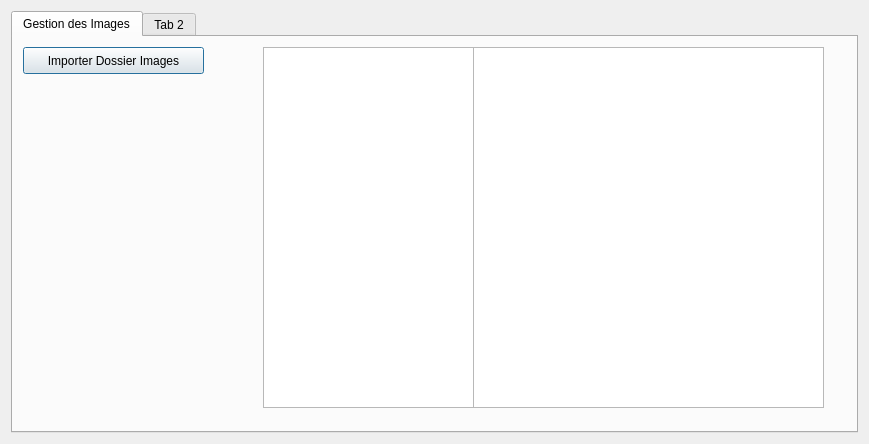
The window that editeur.ui (Txikilinux/leterrier-mulot) describes before a commit, drawn with Qt 5.
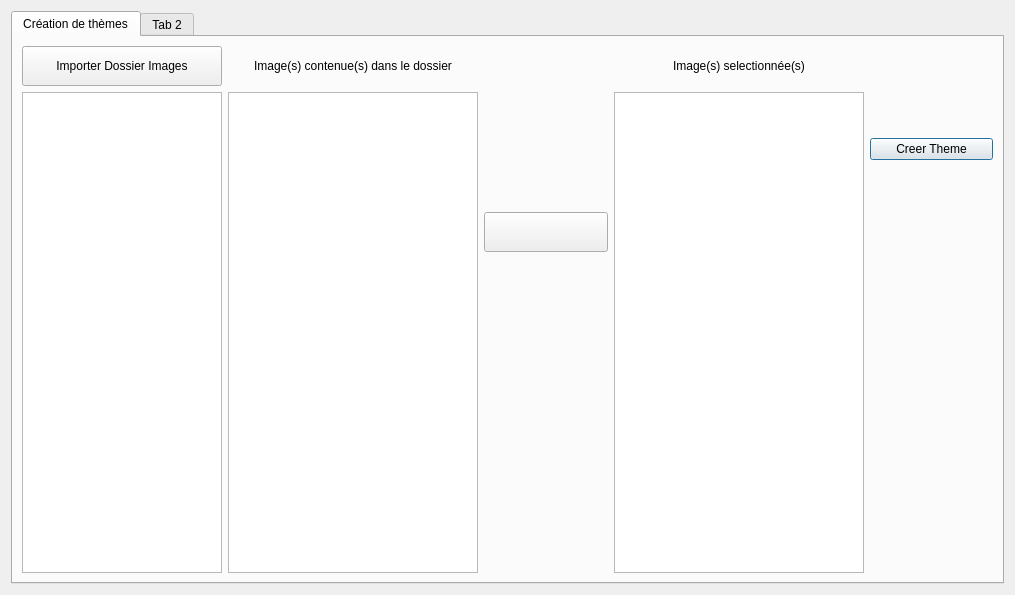
The same window after the commit. Icons and pictures are not drawn.

Commit message: [Editeur] Selection d'image checkable et remplissage d'une ListWidget en fonction

The edit to the form file:
```diff
--- a/editeur.ui
+++ b/editeur.ui
@@ -6,8 +6,8 @@
    <rect>
     <x>0</x>
     <y>0</y>
-    <width>869</width>
-    <height>444</height>
+    <width>1015</width>
+    <height>595</height>
    </rect>
   </property>
   <property name="windowTitle">
@@ -22,21 +22,62 @@
        <verstretch>0</verstretch>
       </sizepolicy>
      </property>
+     <property name="tabPosition">
+      <enum>QTabWidget::North</enum>
+     </property>
+     <property name="tabShape">
+      <enum>QTabWidget::Rounded</enum>
+     </property>
      <property name="currentIndex">
       <number>0</number>
      </property>
-     <widget class="QWidget" name="tabGestionImage">
+     <property name="elideMode">
+      <enum>Qt::ElideNone</enum>
+     </property>
+     <property name="documentMode">
+      <bool>false</bool>
+     </property>
+     <property name="tabsClosable">
+      <bool>false</bool>
+     </property>
+     <widget class="QWidget" name="tabCreationThemes">
       <attribute name="title">
-       <string>Gestion des Images</string>
+       <string>Création de thèmes</string>
       </attribute>
+      <layout class="QGridLayout" name="gridLayout">
+       <item row="0" column="4" rowspan="4">
+        <spacer name="verticalSpacer">
+         <property name="orientation">
+          <enum>Qt::Vertical</enum>
+         </property>
+         <property name="sizeHint" stdset="0">
+          <size>
+           <width>67</width>
+           <height>160</height>
+          </size>
+         </property>
+        </spacer>
+       </item>
+       <item row="0" column="6" rowspan="2">
+        <spacer name="verticalSpacer_4">
+         <property name="orientation">
+          <enum>Qt::Vertical</enum>
+         </property>
+         <property name="sizeHint" stdset="0">
+          <size>
+           <width>100</width>
+           <height>75</height>
+          </size>
+         </property>
+        </spacer>
+       </item>
+       <item row="1" column="0" rowspan="5">
       <widget class="QTreeWidget" name="treeWidget">
-       <property name="geometry">
-        <rect>
-         <x>250</x>
-         <y>10</y>
-         <width>211</width>
-         <height>361</height>
-        </rect>
+         <property name="maximumSize">
+          <size>
+           <width>200</width>
+           <height>16777215</height>
+          </size>
        </property>
        <property name="contextMenuPolicy">
         <enum>Qt::CustomContextMenu</enum>
@@ -62,29 +103,156 @@
         </property>
        </column>
       </widget>
+       </item>
+       <item row="1" column="2" rowspan="5">
       <widget class="QListWidget" name="listWidget">
-       <property name="geometry">
-        <rect>
-         <x>460</x>
-         <y>10</y>
-         <width>351</width>
-         <height>361</height>
-        </rect>
-       </property>
-      </widget>
+         <property name="maximumSize">
+          <size>
+           <width>250</width>
+           <height>16777215</height>
+          </size>
+         </property>
+         <property name="contextMenuPolicy">
+          <enum>Qt::CustomContextMenu</enum>
+         </property>
+         <property name="acceptDrops">
+          <bool>true</bool>
+         </property>
+        </widget>
+       </item>
+       <item row="1" column="5" rowspan="5">
+        <widget class="QListWidget" name="listWidgetSelection">
+         <property name="maximumSize">
+          <size>
+           <width>250</width>
+           <height>16777215</height>
+          </size>
+         </property>
+         <property name="contextMenuPolicy">
+          <enum>Qt::CustomContextMenu</enum>
+         </property>
+         <property name="acceptDrops">
+          <bool>true</bool>
+         </property>
+        </widget>
+       </item>
+       <item row="2" column="6">
+        <widget class="QPushButton" name="btnCreationtheme">
+         <property name="text">
+          <string>Creer Theme</string>
+         </property>
+        </widget>
+       </item>
+       <item row="3" column="6" rowspan="3">
+        <spacer name="verticalSpacer_3">
+         <property name="orientation">
+          <enum>Qt::Vertical</enum>
+         </property>
+         <property name="sizeHint" stdset="0">
+          <size>
+           <width>100</width>
+           <height>406</height>
+          </size>
+         </property>
+        </spacer>
+       </item>
+       <item row="4" column="4">
+        <widget class="QPushButton" name="btSelection">
+         <property name="minimumSize">
+          <size>
+           <width>70</width>
+           <height>40</height>
+          </size>
+         </property>
+         <property name="text">
+          <string/>
+         </property>
+         <property name="icon">
+          <iconset resource="lib/abuledunetworkaccessmanagerv1/abuledussologinv1.qrc">
+           <normaloff>:/abuledussologinv1/flecheVerte-connexion</normaloff>:/abuledussologinv1/flecheVerte-connexion</iconset>
+         </property>
+        </widget>
+       </item>
+       <item row="5" column="4">
+        <spacer name="verticalSpacer_2">
+         <property name="orientation">
+          <enum>Qt::Vertical</enum>
+         </property>
+         <property name="sizeHint" stdset="0">
+          <size>
+           <width>67</width>
+           <height>308</height>
+          </size>
+         </property>
+        </spacer>
+       </item>
+       <item row="0" column="0">
       <widget class="QPushButton" name="btnImporterDossierImage">
-       <property name="geometry">
-        <rect>
-         <x>10</x>
-         <y>10</y>
-         <width>181</width>
-         <height>27</height>
-        </rect>
+         <property name="sizePolicy">
+          <sizepolicy hsizetype="Minimum" vsizetype="Fixed">
+           <horstretch>0</horstretch>
+           <verstretch>0</verstretch>
+          </sizepolicy>
+         </property>
+         <property name="maximumSize">
+          <size>
+           <width>200</width>
+           <height>40</height>
+          </size>
        </property>
        <property name="text">
         <string>Importer Dossier Images</string>
        </property>
       </widget>
+       </item>
+       <item row="0" column="2">
+        <widget class="QLabel" name="label">
+         <property name="maximumSize">
+          <size>
+           <width>250</width>
+           <height>16777215</height>
+          </size>
+         </property>
+         <property name="frameShape">
+          <enum>QFrame::NoFrame</enum>
+         </property>
+         <property name="frameShadow">
+          <enum>QFrame::Plain</enum>
+         </property>
+         <property name="lineWidth">
+          <number>1</number>
+         </property>
+         <property name="text">
+          <string>Image(s) contenue(s) dans le dossier</string>
+         </property>
+         <property name="alignment">
+          <set>Qt::AlignCenter</set>
+         </property>
+        </widget>
+       </item>
+       <item row="0" column="5">
+        <widget class="QLabel" name="label_2">
+         <property name="maximumSize">
+          <size>
+           <width>250</width>
+           <height>16777215</height>
+          </size>
+         </property>
+         <property name="layoutDirection">
+          <enum>Qt::LeftToRight</enum>
+         </property>
+         <property name="frameShape">
+          <enum>QFrame::NoFrame</enum>
+         </property>
+         <property name="text">
+          <string>Image(s) selectionnée(s)</string>
+         </property>
+         <property name="alignment">
+          <set>Qt::AlignCenter</set>
+         </property>
+        </widget>
+       </item>
+      </layout>
      </widget>
      <widget class="QWidget" name="tab_2">
       <attribute name="title">
```
Left out of the diff: 4 changed lines with no effect on the pictures. Lines whose indentation alone changed are shown as unchanged. The commit also changes 4 other files.
